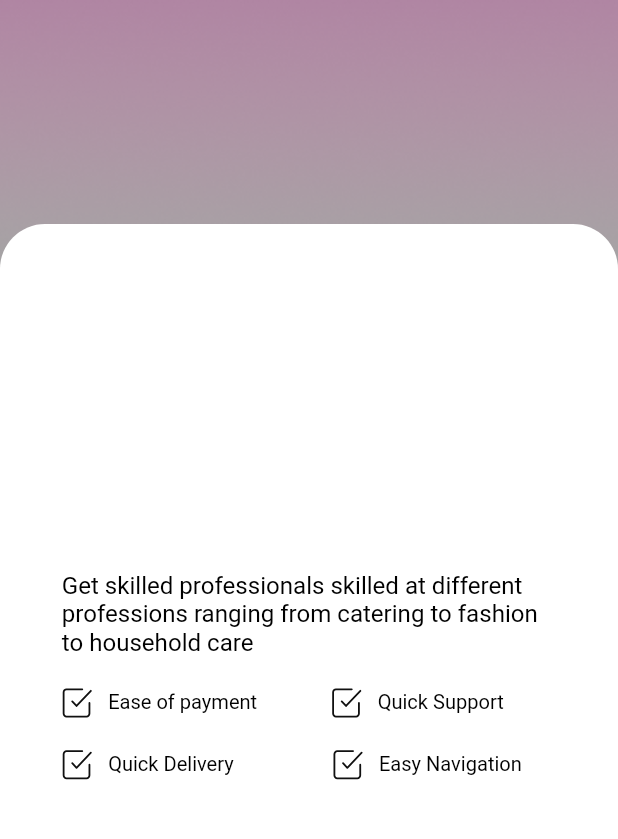
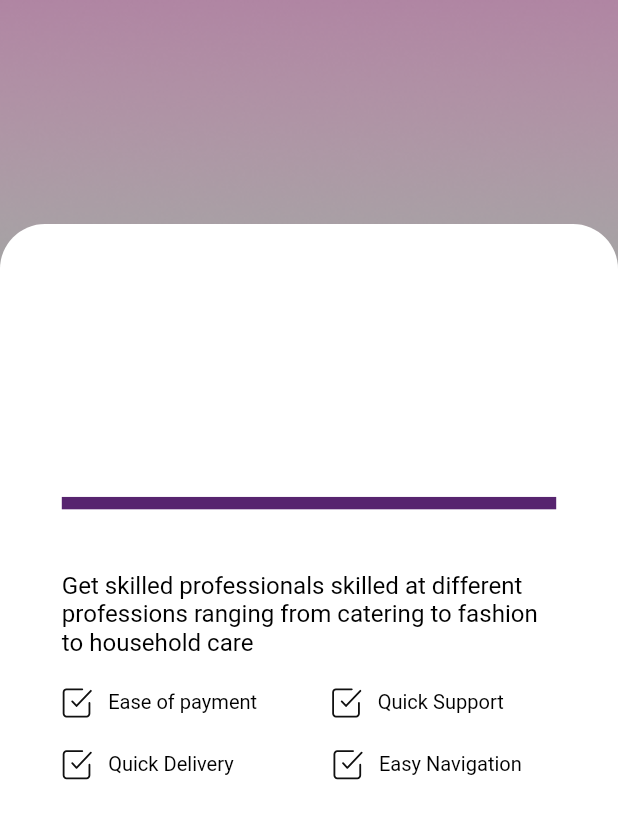
Before and after one commit to CephasPeter/fuitos_app, a Flutter app: the screen it shows after launch, after a tap on an icon or button, on a phone screen of 412 x 824 dp, the part 394-1233 px from its top. Run offline on Flutter 3.47's test engine with Material 2 defaults, Android fonts, the phone set to English and light mode, and no system bars; our stand-ins replace flutter_svg, font_awesome_flutter, loading_animation_widget, splashscreen.

Commit message:
Working on Onboarding pages

```diff
--- a/lib/assets/color/color.dart
+++ b/lib/assets/color/color.dart
@@ -5,7 +5,7 @@ class AppColor {
   static const Color sliderBackgroundColor = Color(0XFFF5F6F8);
 
   static const Color primary = Color(0xFF3030FF);
-  static const Color accent = Color(0xFFD7D7FF);
+  static const Color accent = Color(0xFF57246F);
   static const Color backgroundTwo = Color(0xFFE5E5E5);
   static const Color background = Color(0xFFFFFFFF);
   static const Color darkerBlue = Color(0xFF010135);
--- a/lib/screens/onboarding/onboarding_page.dart
+++ b/lib/screens/onboarding/onboarding_page.dart
@@ -36,6 +36,14 @@ class _OnboardingPageState extends State<OnboardingPage> {
             mainAxisAlignment: MainAxisAlignment.end,
             crossAxisAlignment: CrossAxisAlignment.stretch,
             children: [
+              Padding(
+                padding: EdgeInsets.only(bottom: height*0.05),
+                child: Container(
+                  width: width*0.8,
+                  height: height*0.01,
+                  color: AppColor.accent,
+                )
+              ),
               Text("Get skilled professionals skilled at different professions ranging from catering to fashion to household care", style: TextStyle(fontSize: multiplier*0.078, fontWeight: FontWeight.w400, color: Colors.black)),
               SizedBox(
                 height: height*0.025,
```
